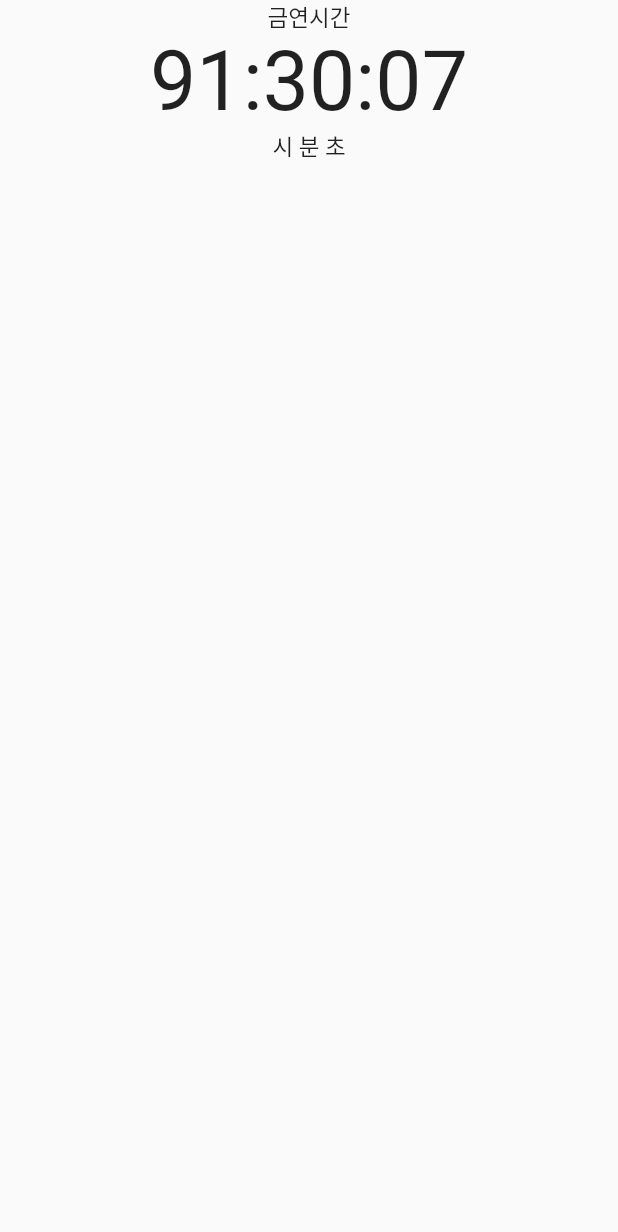
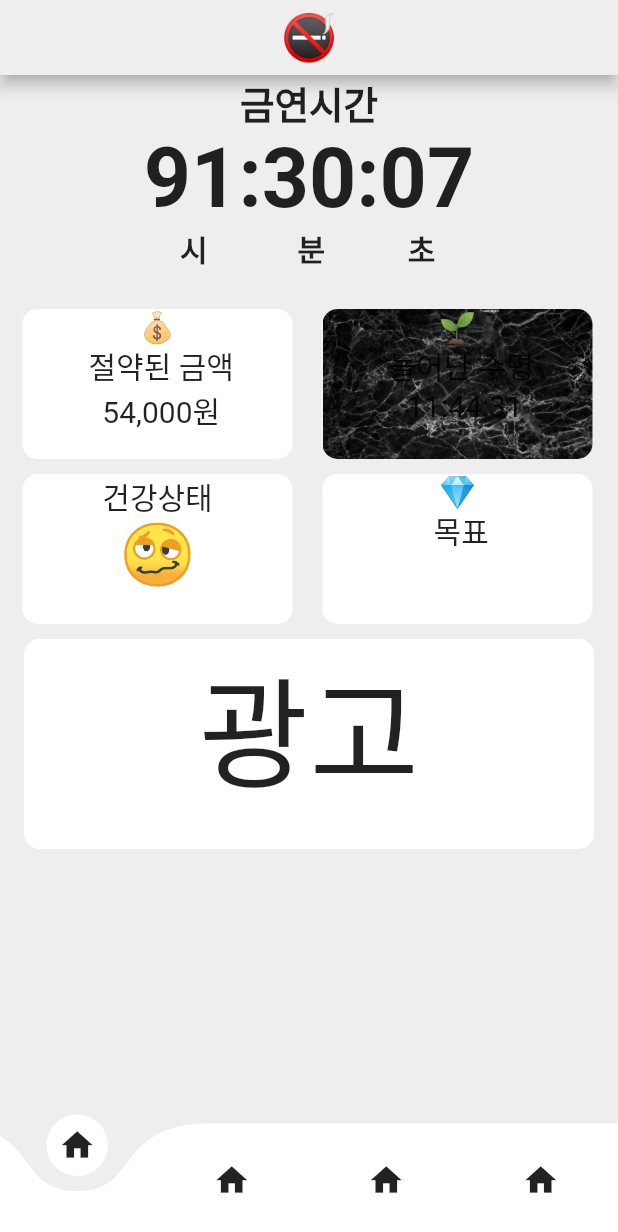
Before and after one commit to ParkJunSoung/flutter_nosmoking, a Flutter app: the screen it shows after launch, on a phone screen of 412 x 824 dp. Shown: the top 1232 px of the screen. Run offline on Flutter 3.47's test engine with Material 2 defaults, Android fonts, the phone set to English and light mode, and no system bars; drawn by our look-alikes of curved_navigation_bar; our stand-ins replace shared_preferences, timer_builder; Roboto replaces fonts that are missing (Jua-Regular).

```diff
--- a/lib/main.dart
+++ b/lib/main.dart
@@ -1,29 +1,29 @@
-import 'package:date_time_picker/date_time_picker.dart';
 import 'package:flutter/material.dart';
-import 'package:flutter_localizations/flutter_localizations.dart';
-import 'package:flutter_nosmoking/ui/date_count.dart';
-import 'package:flutter_nosmoking/ui/date_picker.dart';
-import 'package:flutter_nosmoking/ui/home.dart';
-import 'package:flutter_nosmoking/ui/main_home_page.dart';
-import 'package:intl/intl.dart';
+import 'package:flutter_nosmoking/ui/day_pickers.dart';
+import 'package:flutter_nosmoking/ui/navigation_bar.dart';
+import 'package:flutter_nosmoking/model/provider.dart';
+import 'package:provider/provider.dart';
 
-void main() => runApp(MyApp());
+
+void main() {
+  runApp(MyApp());
+}
 
 class MyApp extends StatelessWidget {
+  // This widget is the root of your application.
   @override
   Widget build(BuildContext context) {
-    return MaterialApp(
-      theme: ThemeData(
-        primarySwatch: Colors.deepPurple
-      ),
-      title: 'Flutter DateTimePicker Demo',
-      home: ClockWidget(),
-        localizationsDelegates: [
-          GlobalWidgetsLocalizations.delegate,
-          GlobalMaterialLocalizations.delegate,
-          GlobalCupertinoLocalizations.delegate,
+    return MultiProvider(
+        providers: [
+          ChangeNotifierProvider<ListProvider>(create: (_) => ListProvider()),
         ],
-        supportedLocales: [Locale('ko', '')], //, Locale('pt', 'BR')],
+        child: MaterialApp(
+          title: 'Flutter Demo',
+          theme: ThemeData(
+            primarySwatch: Colors.blue,
+          ),
+          home: Home(),
+        )
     );
   }
 }
--- /dev/null
+++ b/lib/model/provider.dart
@@ -0,0 +1,113 @@
+
+import 'package:flutter/material.dart';
+
+class ListProvider extends ChangeNotifier {
+  List<String> quotes = [
+    '노력을 중단하는 것보다 더 위험한 것은 없다. 그것은 습관을 잃는다. 습관은 버리기는 쉽지만, 다시 들이기는 어렵다',
+    '누구나 결점이 그리 많지는 않다. 결점이 여러 가지인 것으로 보이지만 근원은 하나다. 한 가지 나쁜 버릇을 고치면 다른 버릇도 고쳐진다. 한 가지 나쁜 버릇은 열 가지 나쁜 버릇을 만들어낸다는 것을 잊지 말라.',
+    '만일 의식적으로 좋은 습관을 형성하려고 노력하지 않으면 자신도 모르는 사이에 좋지 못한 습관을 지니게 된다.',
+    '살아 있다는 습관이 붙어 버렸기 때문에 우리는 죽음을 싫어한다. 죽음은 모든 고민을 제거시켜 주는데도.',
+    '생활은 습관이 짜낸 천에 불과하다.',
+    '습관은 나무 껍질에 새겨놓은 문자 같아서 그 나무가 자라남에 따라 확대된다.',
+    '습관의 쇠사슬은 거의 느끼지 못할 만큼 가늘다. 그것을 깨달았을 때는 끊을 수 없을 정도로 이미 굳고 단단해져 있다.',
+    '습관이란 인간으로 하여금 어떤 일이든지 하게 만든다.',
+    '우유부단한 것만이 습관화되어 있는 사람보다 더 비참한 사람은 없다.',
+    '운명은 그 사람의 성격에 의해서 만들어진다. 그리고 성격은 그 사람의 일상생활의 습관에서 만들어진다. 그러기 때문에 오늘 하루 좋은 행동의 씨를 뿌려서 좋은 습관을 거두어들이도록 하지 않으면 안 된다. 좋은 습관으로 성격을 다스린다면 그때부터 운명은 새로운 문을 열 것이다.',
+    '젊음의 잘못된 습관을 치료할 수 있는 유일한 의사가 바로 시간이다.',
+  ];
+  List<String> quotesPerson = [
+    '-빅토르 마리 위고-',
+    '-파스칼-',
+    '-디오도어 루빈-',
+    '-T. 브라운-',
+    '-아미엘-',
+    '-새뮤얼 스마일스-',
+    '-린든 베인스 존슨-',
+    '-도스토예프스키-',
+    '-제임스-',
+    '-데커-',
+    '-그라시안-',
+  ];
+  List<String> change = [
+    '20분 후 : 혈압과 심박수가 감소하게 됩니다.',
+    '8시간 후 : 혈액의 일산화탄소 수치가 정상적으로 돌아가게 됩니다.',
+    '24시간 후 : 심장발작 확률이 낮아집니다.',
+    '48시간 후 : 신경 말단기능이 회복되어 맛과 냄새에 대한 감각이 좋아진다',
+    '72시간 후 : 기관지 기능 회복, 숨쉬기가 편해집니다.',
+    '2주~3개월 후 : 혈액순환이 좋아지고 폐기능이 약 30% 향상됩니다. ',
+    '3개월~9개월 후 : 코막힘,피로,호흡곤란등이 감소하고 폐의 섬모가 자라나 가래가 줄어든다. ',
+    '1년 후 : 혈액순환이 정상화 되어 심장병에 걸릴 확률이 크게 감소한다.',
+    '5년 후 : 중풍,심장질환으로 인한 사망률이 정상인과 같이지며 폐암 사망률이 크게 감소한다 ',
+    '10년 후 : 폐암 사망률이 일반인과 같아집니다.',
+    '15년 후 : 심장병 발병 위험이 일반인과 같아집니다.',
+  ];
+  List<Color> ColorList = [
+    Colors.red,
+    Colors.deepPurple,
+    Colors.orange,
+    Colors.yellow,
+    Colors.blue,
+    Colors.red,
+    Colors.deepPurple,
+    Colors.orange,
+    Colors.yellow,
+    Colors.blue,
+    Colors.red,
+  ];
+  List<String> centerlist = [
+    '서울금연지원센터',
+    '부산금연지원센터',
+    '대구금연지원센터',
+    '인천금연지원센터',
+    '광주금연지원센터',
+    '대전세종금연지원\n센터',
+    '울산금연지원센터',
+    '경기남부금연지원\n센터',
+    '강원금연지원센터',
+    '충북금연지원센터',
+    '충남금연지원센터',
+    '전북금연지원센터',
+    '전남금연지원센터',
+    '경북금연지원센터',
+    '경남금연지원센터',
+    '제주금연지원센터',
+  ];
+  List<String> number = [
+    '02-592-9030',
+    '051-242-9030',
+    '053-623-9030',
+    '032-451-9030',
+    '062-222-9030',
+    '042-580-8383',
+    '052-233-9030',
+    '031-385-9030',
+    '031-924-9030',
+    '033-746-9030',
+    '043-278-9030',
+    '041-577-9030',
+    '1833-9030',
+    '061-372-9030',
+    '080-888-9030',
+    '055-759-9030',
+    '064-758-9030',
+  ];
+  List<String> add = [
+    '서울특별시 서초구 반도대로222 가톨릭대학교 의생명산업연구원 2001호(2층)',
+    '부산광역시 서구 구덕로193번길 12-2 (부민동2가) 부산장애인구강진료센터 5층',
+    '대구광역시 남구 현충로 170 (대명동) 영남대학교병원 권역 호흡기 전문질환센터 1층',
+    '인천광역시 중구 인항로27 인하대학교병원 3층',
+    '광주광역시 동구 필문대로365 조선대학교병원 본관 2층',
+    '대전광역시 중구 문화로 266 (문화동) 충남대학교 의과대학 의학도서동(M3) 402호',
+    '울산광역시 동구 방어진순환도로877번지 울산대학교병원 본관 로비층',
+    '경기도 안양시 동안구 관평로176번길 14 한림대학교 성심병원 교수연구동(제4별관) 6층',
+    '경기도 고양시 일산동구 일산로 323 국가암 예방검진동 6층',
+    '강원도 원주시 일산로29 4층',
+    '충청북도 청주시 서원구 충대로 1 (개신동) 충북대학교 자연대 3호관(S1-3) 105호',
+    '충청남도 천안시 동남구 순천향6길 31 순천향의과대학 학술관 519호',
+    '전라북도 익산시 익산대로 460 전북금연지원센터',
+    '전라남도 화순군 화순읍 서양로 322 화순전남대학교병원 광주전남지역암센터 1층',
+    '경상북도 안동시 태사2길 55 안동의료원 5층',
+    '경상남도 진주시 진주대로816번길 20 (주약동) 2층 경남금연지원센터',
+    '제주특별자치도 제주시 서광로175 아세아빌딩 5층',
+  ];
+}
--- a/lib/ui/date_count.dart
+++ /dev/null
@@ -1,42 +0,0 @@
-import 'dart:async';
-
-import 'package:date_count_down/date_count_down.dart';
-import 'package:flutter/material.dart';
-
-class DateCount extends StatefulWidget {
-  const DateCount({Key? key}) : super(key: key);
-
-  @override
-  _DateCountState createState() => _DateCountState();
-}
-
-class _DateCountState extends State<DateCount> {
-  String countTime = "Loading";
-  Timer? _timer;
-
-  @override
-  void initState() {
-    super.initState();
-    _timer = Timer.periodic(const Duration(seconds: 1), (timer){
-      setState(() {
-      });
-    });
-  }
-
-  @override
-  void dispose() {
-    super.dispose();
-    _timer!.cancel();
-  }
-  Widget build(BuildContext context) {
-    countTime = CountDown().timeLeft(DateTime.parse('20210727'), "Completed");
-    return Scaffold(
-      appBar: AppBar(
-        title: Text('타이머'),
-      ),
-      body: Center(
-        child: Text(countTime),
-      ),
-    );
-  }
-}
--- /dev/null
+++ b/lib/ui/day_pickers.dart
@@ -0,0 +1,44 @@
+import 'dart:async';
+import 'package:flutter/material.dart';
+import 'package:shared_preferences/shared_preferences.dart';
+
+class DayPickers extends StatefulWidget {
+  @override
+  _DayPickersState createState() => _DayPickersState();
+}
+class _DayPickersState extends State<DayPickers> {
+  Future<SharedPreferences> _prefs = SharedPreferences.getInstance();
+  List<String> _numbers = ["0.5", "1.0", "1.5", "2.0", "2.5", "3.0"];
+
+     DateTime currentDate = DateTime.now();
+  Future<void> _selectDate(BuildContext context) async {
+    final SharedPreferences prefs = await _prefs;
+    final DateTime? pickedDate = await showDatePicker(
+        context: context,
+        initialDate: currentDate,
+        firstDate: DateTime(2015),
+        lastDate: DateTime(2050));
+    if (pickedDate != null && pickedDate != currentDate)
+      setState(() {
+        currentDate = pickedDate;
+      });
+  }
+  @override
+  Widget build(BuildContext context) {
+    return Material(
+      child: Center(
+          child: Column(
+            mainAxisSize: MainAxisSize.min,
+            children: <Widget>[
+              Text(currentDate.toString().substring(0,10)),
+              RaisedButton(
+                onPressed: () => _selectDate(context),
+                child: Text('Select date'),
+              ),
+              Text(''),
+            ],
+          ),
+        ),
+    );
+  }
+}
--- a/lib/ui/home.dart
+++ /dev/null
@@ -1,25 +0,0 @@
-import 'package:flutter/material.dart';
-import 'package:intl/intl.dart';
-
-class Home extends StatelessWidget {
-  const Home({Key? key}) : super(key: key);
-  @override
-  Widget build(BuildContext context) {
-
-    int daysBetween(DateTime from, DateTime to) {
-      from = DateTime(from.year, from.month, from.day,from.hour);
-      to = DateTime(to.year, to.month, to.day,to.hour);
-      return (to.difference(from).inMinutes).round();
-    }
-    final birthday = DateTime(2021, 07, 22, 17 , 50);
-    final date2 = DateTime.now();
-    final difference = daysBetween(birthday, date2);
-
-
-    print(difference);
-    print(birthday);
-    print(date2);
-    return Container(
-    );
-  }
-}
--- a/lib/ui/main_home_page.dart
+++ b/lib/ui/main_home_page.dart
@@ -1,6 +1,5 @@
 import 'dart:async';
 import 'package:flutter/material.dart';
-import 'package:intl/intl.dart';
 import 'package:timer_builder/timer_builder.dart';
 
 class ClockWidget extends StatefulWidget {
@@ -24,16 +23,108 @@ class _ClockWidgetState extends State<ClockWidget> {
 
     return TimerBuilder.periodic(Duration(seconds: 1), builder: (context) {
       return Material(
+        color: Colors.grey[200],
         child: Column(
           children: [
-            Text('금연시간'),
+            Text('금연시간', style: TextStyle(fontSize: 25,fontWeight: FontWeight.bold)),
             Text(
-              "${due.difference(DateTime.parse('20210725'))}"
-                  .substring(0, 8),
-              style: TextStyle(fontSize: 55),
+              '${due.difference(DateTime.parse('20210725'))}'.substring(0, 8),
+              style: TextStyle(fontSize: 55,fontWeight: FontWeight.bold),
             ),
-            Text('시 분 초'),
-
+            Row(
+              children: [
+                SizedBox(
+                  width: 120,
+                ),
+                Text(
+                  '시',
+                  style: TextStyle(fontSize: 20,fontWeight: FontWeight.bold),
+                ),
+                SizedBox(
+                  width: 60,
+                ),
+                Text('분', style: TextStyle(fontSize: 20,fontWeight: FontWeight.bold)),
+                SizedBox(
+                  width: 55,
+                ),
+                Text('초', style: TextStyle(fontSize: 20,fontWeight: FontWeight.bold)),
+              ],
+            ),
+            SizedBox(height: 20),
+            Row(
+              children: [
+                SizedBox(width: 10),
+                Container(
+                    height: 100,
+                    width: 180,
+                    margin: EdgeInsets.all(5),
+                    decoration: BoxDecoration(
+                      color: Colors.white,
+                      borderRadius: BorderRadius.circular(10),
+                      // border: Border.all(color: Colors.black),
+                    ),
+                    child: Text('💰\n 절약된 금액 \n 54,000원',style: TextStyle(fontSize: 20),textAlign: TextAlign.center,)),
+                SizedBox(width: 10),
+                Container(
+                  height: 100,
+                  width: 180,
+                  margin: EdgeInsets.all(5),
+                  decoration: BoxDecoration(
+                    image: DecorationImage(
+                      image: AssetImage("assets/images/black.jpg"),
+                      fit: BoxFit.cover,
+                    ),
+                    color: Colors.white,
+                    borderRadius: BorderRadius.circular(10),
+                    // border: Border.all(color: Colors.black),
+                  ),
+                  child: Text('🌱\n 늘어난 수명 \n  11:44:31',style: TextStyle(fontSize: 20,),textAlign: TextAlign.center,),
+                ),
+              ],
+            ),
+            Row(
+              children: [
+                SizedBox(width: 10),
+                Container(
+                    height: 100,
+                    width: 180,
+                    margin: EdgeInsets.all(5),
+                    decoration: BoxDecoration(
+                      color: Colors.white,
+                      borderRadius: BorderRadius.circular(10),
+                      // border: Border.all(color: Colors.black),
+                    ),
+                    child: Column(
+                      children: [
+                        Text('건강상태',style: TextStyle(fontSize: 20,),textAlign: TextAlign.center,),
+                        Text('🥴',style: TextStyle(fontSize: 40),),
+                      ],
+                    )),
+                SizedBox(width: 10),
+                Container(
+                  height: 100,
+                  width: 180,
+                  margin: EdgeInsets.all(5),
+                  decoration: BoxDecoration(
+                    color: Colors.white,
+                    borderRadius: BorderRadius.circular(10),
+                    // border: Border.all(color: Colors.black),
+                  ),
+                  child: Text('💎\n 목표',style: TextStyle(fontSize: 20),textAlign: TextAlign.center,),
+                ),
+              ],
+            ),
+            Container(
+              height: 140,
+              width: 380,
+              margin: EdgeInsets.all(5),
+              decoration: BoxDecoration(
+                color: Colors.white,
+                borderRadius: BorderRadius.circular(10),
+                // border: Border.all(color: Colors.black),
+              ),
+              child: Text('광고',style: TextStyle(fontSize: 80),textAlign: TextAlign.center,),
+            ),
           ],
         ),
       );
--- /dev/null
+++ b/lib/ui/navigation_bar.dart
@@ -0,0 +1,66 @@
+import 'package:flutter/material.dart';
+import 'package:curved_navigation_bar/curved_navigation_bar.dart';
+import 'package:flutter_nosmoking/ui/health_page.dart';
+import 'package:flutter_nosmoking/ui/main_home_page.dart';
+import 'package:flutter_nosmoking/ui/quotes_page.dart';
+import 'package:flutter_nosmoking/ui/smoking_center.dart';
+
+
+
+int _selectedIndex = 0;
+List<Widget> _widgetOptions = <Widget>[
+  ClockWidget(),
+  QuotesPage(),
+  HealthPage(),
+  SmokingCenter(),
+];
+
+class Home extends StatefulWidget {
+  @override
+  _HomeState createState() => _HomeState();
+}
+
+class _HomeState extends State<Home> {
+  GlobalKey<CurvedNavigationBarState> _bottomNavigationKey = GlobalKey();
+
+  @override
+  Widget build(BuildContext context) {
+    return Scaffold(
+        appBar: AppBar(
+          title: Center(child: Text('🚭',style: TextStyle(fontSize: 30,fontFamily: 'Jua-Regular',),)),
+          backgroundColor: Colors.grey[200],
+          toolbarHeight: 50,
+        ),
+        extendBody: true,
+        bottomNavigationBar: CurvedNavigationBar(
+          key: _bottomNavigationKey,
+          index: 0,
+          height: 75.0,
+          items: <Widget>[
+            Icon(Icons.home, size: 25),
+            Icon(Icons.home, size: 25),
+            Icon(Icons.home, size: 25),
+            Icon(Icons.home, size: 25),
+          ],
+          color: Colors.white,
+          buttonBackgroundColor: Colors.white,
+          backgroundColor: Colors.transparent,
+          animationCurve: Curves.easeInOut,
+          animationDuration: Duration(milliseconds: 500),
+          onTap: (index) {
+            setState(() {
+              _selectedIndex = index;
+            });
+          },
+          letIndexChange: (index) => true,
+        ),
+        body: Container(
+
+          color: Colors.grey[100],
+          child: Center(
+            child: _widgetOptions.elementAt(_selectedIndex),
+          ),
+        ),
+      );
+  }
+}
```
Also changed, not shown: lib/ui/date_picker.dart (deleted, +0 -119 lines), pubspec.yaml (+14 -3 lines), assets/images/a_dot_byrr.jpeg (added), assets/images/black.jpg (added), pubspec.lock.
